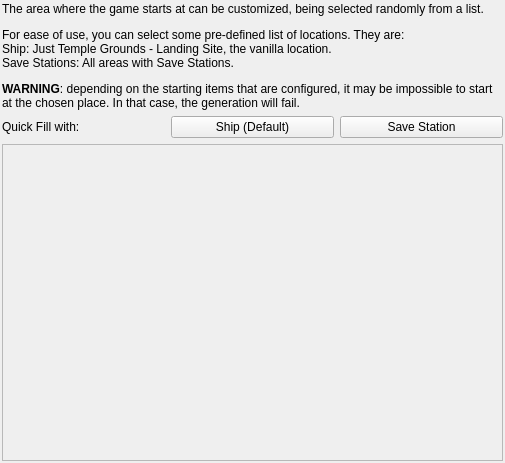
Old version of the form randovania/gui/ui_files/preset_starting_area.ui in the repository randovania/randovania.
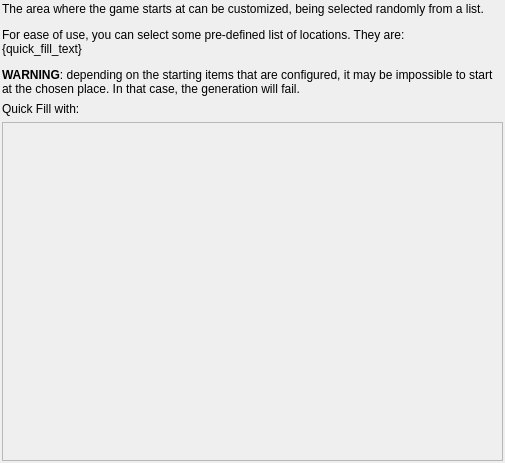
New version of the form.

Commit message: allow games to override some parts of the starting area tab

What changed in the file:
```diff
--- a/randovania/gui/ui_files/preset_starting_area.ui
+++ b/randovania/gui/ui_files/preset_starting_area.ui
@@ -36,7 +36,10 @@
     <item>
      <widget class="QLabel" name="startingarea_description">
       <property name="text">
-       <string>&lt;html&gt;&lt;head/&gt;&lt;body&gt;&lt;p&gt;The area where the game starts at can be customized, being selected randomly from a list.&lt;/p&gt;&lt;p&gt;For ease of use, you can select some pre-defined list of locations. They are:&lt;br/&gt;Ship: Just Temple Grounds - Landing Site, the vanilla location.&lt;br/&gt;Save Stations: All areas with Save Stations.&lt;/p&gt;&lt;p&gt;&lt;span style=&quot; font-weight:600;&quot;&gt;WARNING&lt;/span&gt;: depending on the starting items that are configured, it may be impossible to start at the chosen place. In that case, the generation will fail.&lt;/p&gt;&lt;/body&gt;&lt;/html&gt;</string>
+       <string>&lt;html&gt;&lt;head/&gt;&lt;body&gt;&lt;p&gt;The area where the game starts at can be customized, being selected randomly from a list.&lt;/p&gt;&lt;p&gt;For ease of use, you can select some pre-defined list of locations. They are:&lt;br/&gt;{quick_fill_text}&lt;/p&gt;&lt;p&gt;&lt;span style=&quot; font-weight:600;&quot;&gt;WARNING&lt;/span&gt;: depending on the starting items that are configured, it may be impossible to start at the chosen place. In that case, the generation will fail.&lt;/p&gt;&lt;/body&gt;&lt;/html&gt;</string>
+      </property>
+      <property name="textFormat">
+       <enum>Qt::AutoText</enum>
       </property>
       <property name="wordWrap">
        <bool>true</bool>
@@ -47,25 +50,17 @@
      <layout class="QHBoxLayout" name="starting_area_quick_fill_layout">
       <item>
        <widget class="QLabel" name="starting_area_quick_fill_label">
+        <property name="sizePolicy">
+         <sizepolicy hsizetype="Preferred" vsizetype="Preferred">
+          <horstretch>0</horstretch>
+          <verstretch>0</verstretch>
+         </sizepolicy>
+        </property>
         <property name="text">
          <string>Quick Fill with:</string>
         </property>
        </widget>
       </item>
-      <item>
-       <widget class="QPushButton" name="starting_area_quick_fill_ship">
-        <property name="text">
-         <string>Ship (Default)</string>
-        </property>
-       </widget>
-      </item>
-      <item>
-       <widget class="QPushButton" name="starting_area_quick_fill_save_station">
-        <property name="text">
-         <string>Save Station</string>
-        </property>
-       </widget>
-      </item>
      </layout>
     </item>
     <item>
@@ -79,7 +74,7 @@
          <x>0</x>
          <y>0</y>
          <width>499</width>
-         <height>313</height>
+         <height>341</height>
         </rect>
        </property>
        <layout class="QGridLayout" name="starting_locations_layout">
```
The commit also changes 9 other files.
